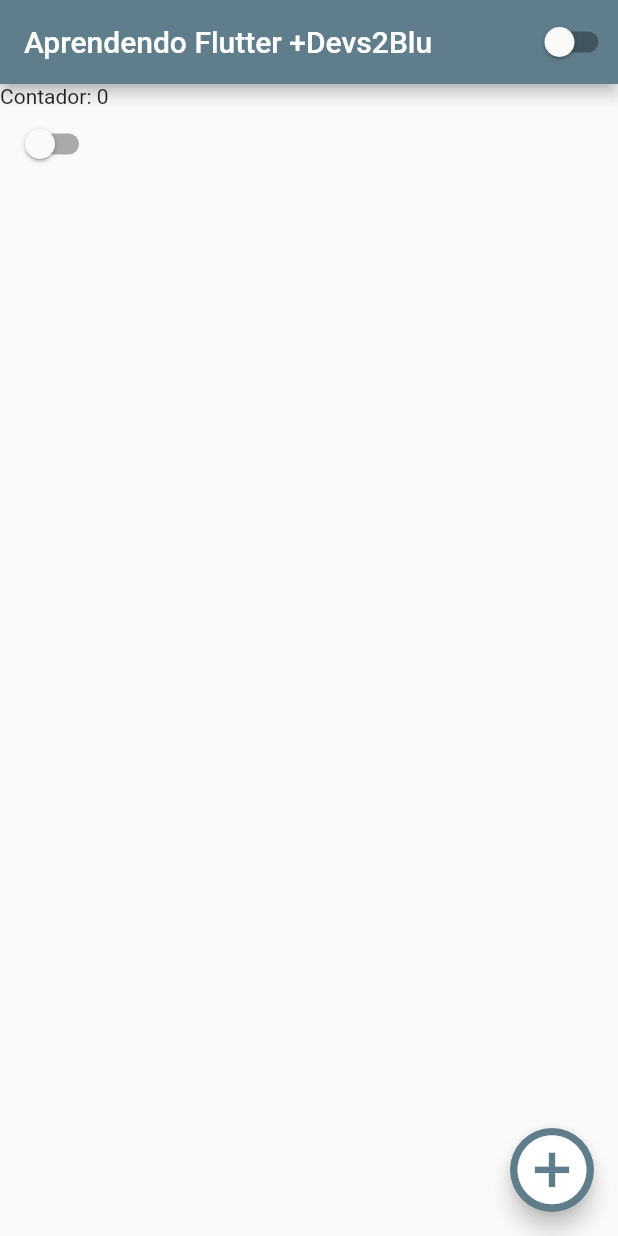
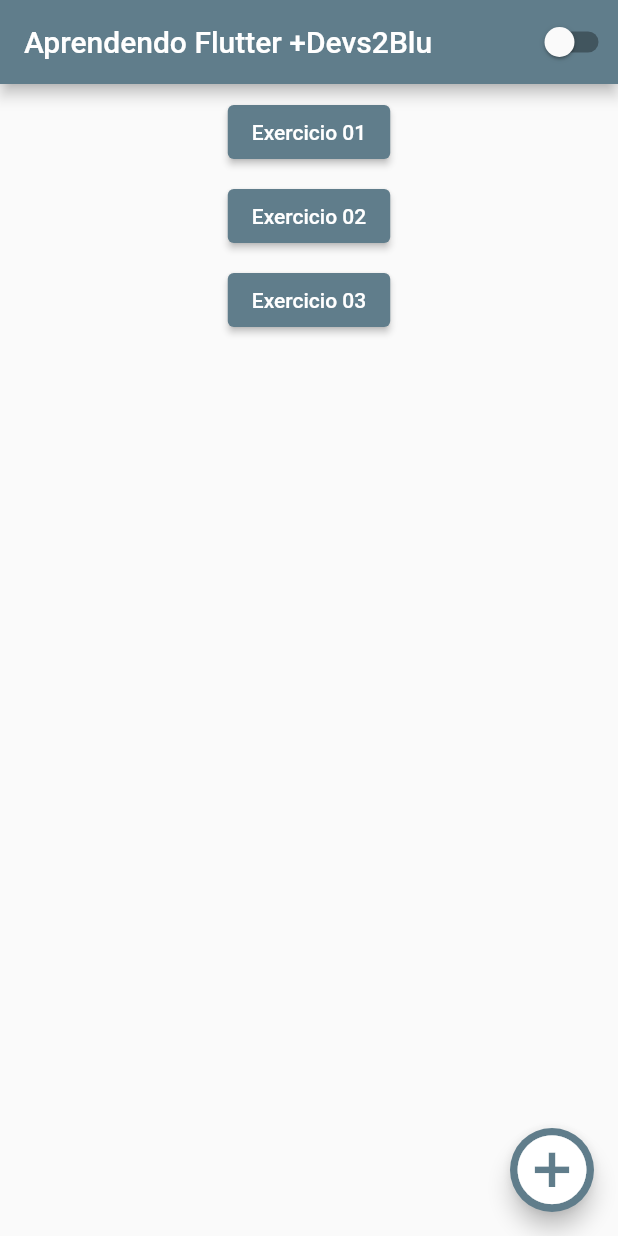
Before and after one commit to samuelevi87/sl3v1_flutter, a Flutter app: the screen it shows after launch, on a phone screen of 412 x 824 dp. Run offline on Flutter 3.47's test engine with Material 2 defaults, Android fonts, the phone set to English and light mode, and no system bars.

Commit message:
feat: Ajustes no main_home.dart e implementação do exercício 01.

```diff
--- a/lib/Screens/main_home.dart
+++ b/lib/Screens/main_home.dart
@@ -1,6 +1,9 @@
 import 'package:flutter/material.dart';
 import 'package:sl3v1_flutter/AppControllers/dark_theme_config.dart';
-import 'package:sl3v1_flutter/Screens/counter_home.dart';
+import 'package:sl3v1_flutter/Screens/exercicio_01.dart';
+import 'package:sl3v1_flutter/Screens/exercicio_02.dart';
+import 'package:sl3v1_flutter/Screens/exercicio_03.dart';
+
 
 class MainHome extends StatefulWidget {
   const MainHome({super.key, required this.title});
@@ -14,6 +17,7 @@
 class _MainHomeState extends State<MainHome> {
   bool isDarkTheme = false;
   int counter = 0;
+  double stdHeight = 10;
 
   @override
   Widget build(BuildContext context) {
@@ -24,11 +28,53 @@
             const CustomSwitch(),
           ],
         ),
-        body: Column(
-          children: [
-            Text('Contador: $counter'),
-            const CustomSwitch(),
-          ],
+        body: Container(
+          alignment: Alignment.center,
+          width: double.infinity,
+          height: double.infinity,
+          child: Column(
+            children: [
+              Padding(
+                padding: const EdgeInsets.only(top: 8.0),
+                child: ElevatedButton(onPressed: (){
+                  Navigator.push(
+                    context,
+                    MaterialPageRoute(
+                      builder: (context) {
+                        return const Exercicio01();
+                      },
+                    ),
+                  );
+                }, child: Text('Exercicio 01')),
+              ),
+              Padding(
+                padding: const EdgeInsets.only(top: 8.0),
+                child: ElevatedButton(onPressed: (){
+                  Navigator.push(
+                    context,
+                    MaterialPageRoute(
+                      builder: (context) {
+                        return const Exercicio02();
+                      },
+                    ),
+                  );
+                }, child: Text('Exercicio 02')),
+              ),
+              Padding(
+                padding: const EdgeInsets.only(top: 8.0),
+                child: ElevatedButton(onPressed: (){
+                  Navigator.push(
+                    context,
+                    MaterialPageRoute(
+                      builder: (context) {
+                        return const CounterHome();
+                      },
+                    ),
+                  );
+                },child: Text('Exercicio 03')),
+              )
+            ],
+          ),
         ),
       floatingActionButton: FloatingActionButton(
           child: const Icon(Icons.add_circle,
@@ -44,15 +90,22 @@
   }
 }
 
-class CustomSwitch extends StatelessWidget {
+class CustomSwitch extends StatefulWidget {
   const CustomSwitch({super.key});
 
+  @override
+  State<CustomSwitch> createState() => _CustomSwitchState();
+}
+
+class _CustomSwitchState extends State<CustomSwitch> {
   @override
   Widget build(BuildContext context) {
     return Switch(
         value: DarkThemeConfig.instance.isDarkTheme,
         onChanged: (value) {
+          setState(() {
           DarkThemeConfig.instance.changeTheme();
+          });
         });
   }
 }
```
Also changed, not shown: lib/Screens/exercicio_01.dart (added, +36 -0 lines).
